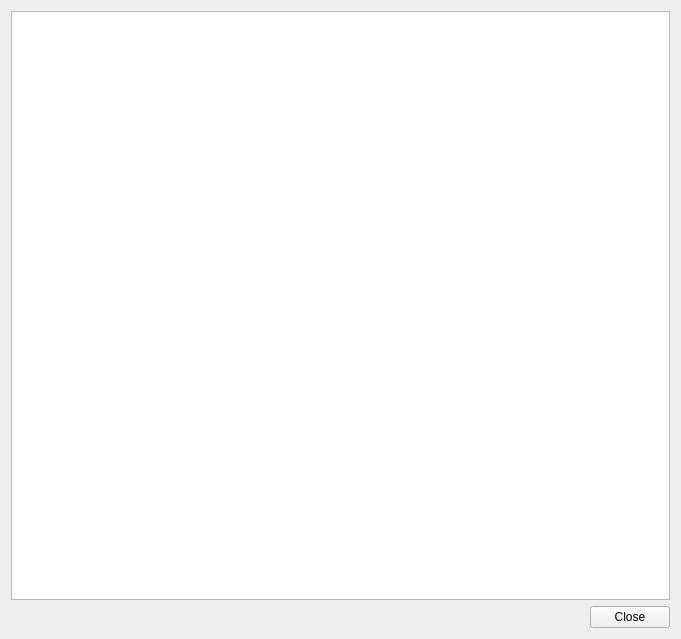
Above: ui/about_dialog.ui from SMByC/ThRasE before the change. Below: the same form after it.
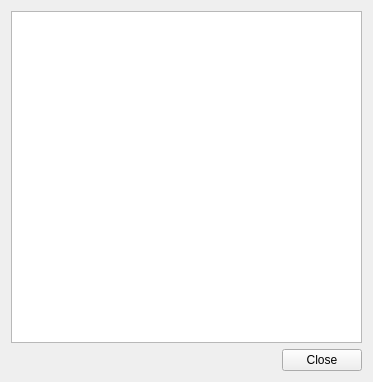
That is the form after the change.

```diff
--- a/ui/about_dialog.ui
+++ b/ui/about_dialog.ui
@@ -6,8 +6,8 @@
    <rect>
     <x>0</x>
     <y>0</y>
-    <width>681</width>
-    <height>639</height>
+    <width>373</width>
+    <height>382</height>
    </rect>
   </property>
   <property name="windowTitle">
```
